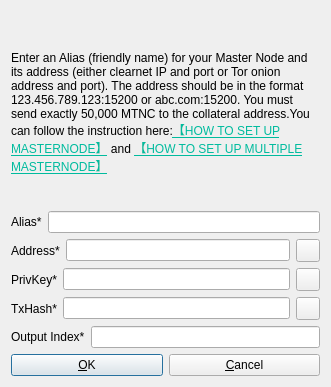
Before: the Qt Designer form src/qt/forms/addeditatomnode.ui in masternodecoin/masternodecoin, drawn with Qt 5.
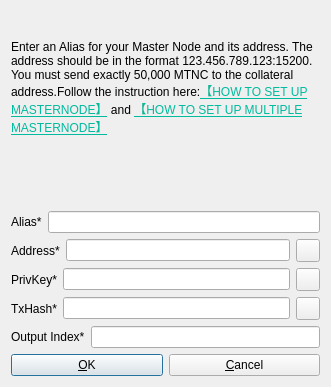
After: the same form once the commit is applied. Icons and pictures are not drawn.

Diff of the .ui file:
```diff
--- a/src/qt/forms/addeditatomnode.ui
+++ b/src/qt/forms/addeditatomnode.ui
@@ -29,7 +29,7 @@
       <string notr="true"/>
      </property>
      <property name="text">
-      <string>&lt;html&gt;&lt;head/&gt;&lt;body&gt;&lt;p align=&quot;center&quot;&gt;&lt;br/&gt;&lt;/p&gt;&lt;p&gt;Enter an Alias (friendly name) for your Master Node and its address (either clearnet IP and port or Tor onion address and port). The address should be in the format 123.456.789.123:15200 or abc.com:15200. You must send exactly 50,000 MTNC to the collateral address.You can follow the instruction here:&lt;a href=&quot;https://docs.google.com/document/d/11WnHDlVmNCTZDnrn8yQYXE21PRBn8h6A5bQiaVpn6Ts/edit?usp=sharing&quot;&gt;&lt;span style=&quot; text-decoration: underline; color:#00BB9E;&quot;&gt;【HOW TO SET UP MASTERNODE】&lt;/span&gt;&lt;/a&gt; and &lt;a href=&quot;https://docs.google.com/document/d/1m0YQVE-9CP_pLNKyMwQNMSj1QYOTbR0AKi_zjF7P8Hg/edit?usp=sharing&quot;&gt;&lt;span style=&quot; text-decoration: underline; color:#00BB9E;&quot;&gt;【HOW TO SET UP MULTIPLE MASTERNODE】&lt;/span&gt;&lt;/a&gt;&lt;/p&gt;&lt;p&gt;&lt;br/&gt;&lt;/p&gt;&lt;/body&gt;&lt;/html&gt;</string>
+      <string>&lt;html&gt;&lt;head/&gt;&lt;body&gt;&lt;p&gt;Enter an Alias for your Master Node and its address. The address should be in the format 123.456.789.123:15200. You must send exactly 50,000 MTNC to the collateral address.Follow the instruction here:&lt;a href=&quot;https://docs.google.com/document/d/11WnHDlVmNCTZDnrn8yQYXE21PRBn8h6A5bQiaVpn6Ts/edit?usp=sharing&quot;&gt;&lt;span style=&quot; text-decoration: underline; color:#00bb9e;&quot;&gt;【HOW TO SET UP MASTERNODE】&lt;/span&gt;&lt;/a&gt; and &lt;a href=&quot;https://docs.google.com/document/d/1m0YQVE-9CP_pLNKyMwQNMSj1QYOTbR0AKi_zjF7P8Hg/edit?usp=sharing&quot;&gt;&lt;span style=&quot; text-decoration: underline; color:#00bb9e;&quot;&gt;【HOW TO SET UP MULTIPLE MASTERNODE】&lt;/span&gt;&lt;/a&gt;&lt;/p&gt;&lt;p&gt;&lt;br/&gt;&lt;/p&gt;&lt;/body&gt;&lt;/html&gt;</string>
      </property>
      <property name="wordWrap">
       <bool>true</bool>
```
